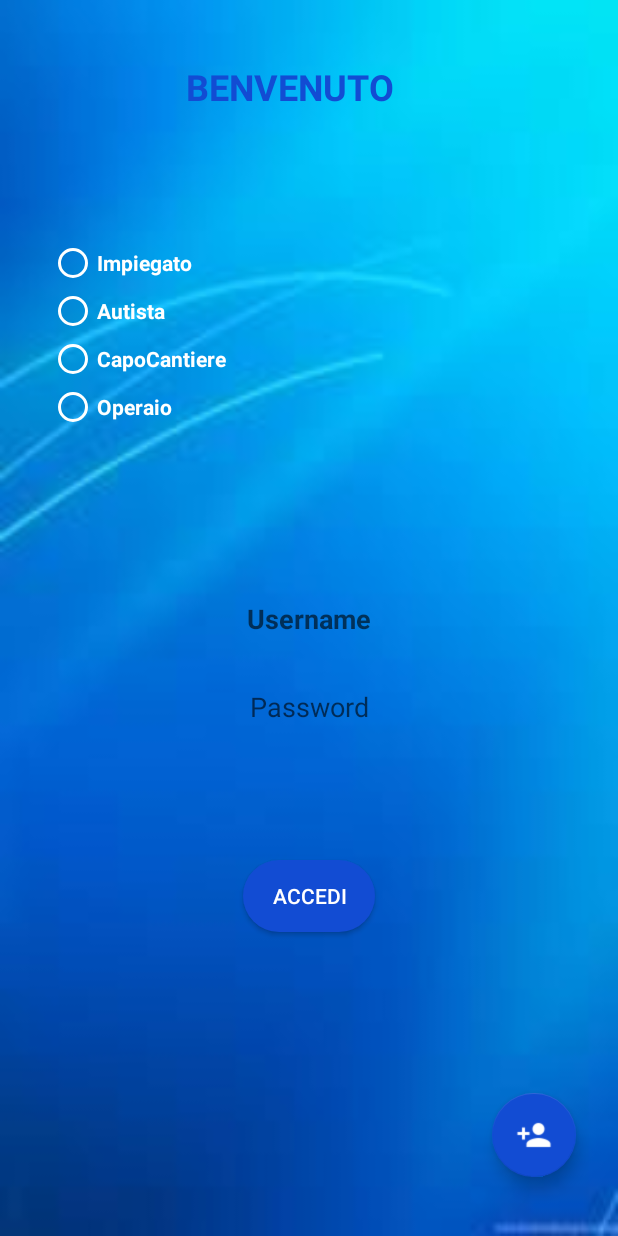
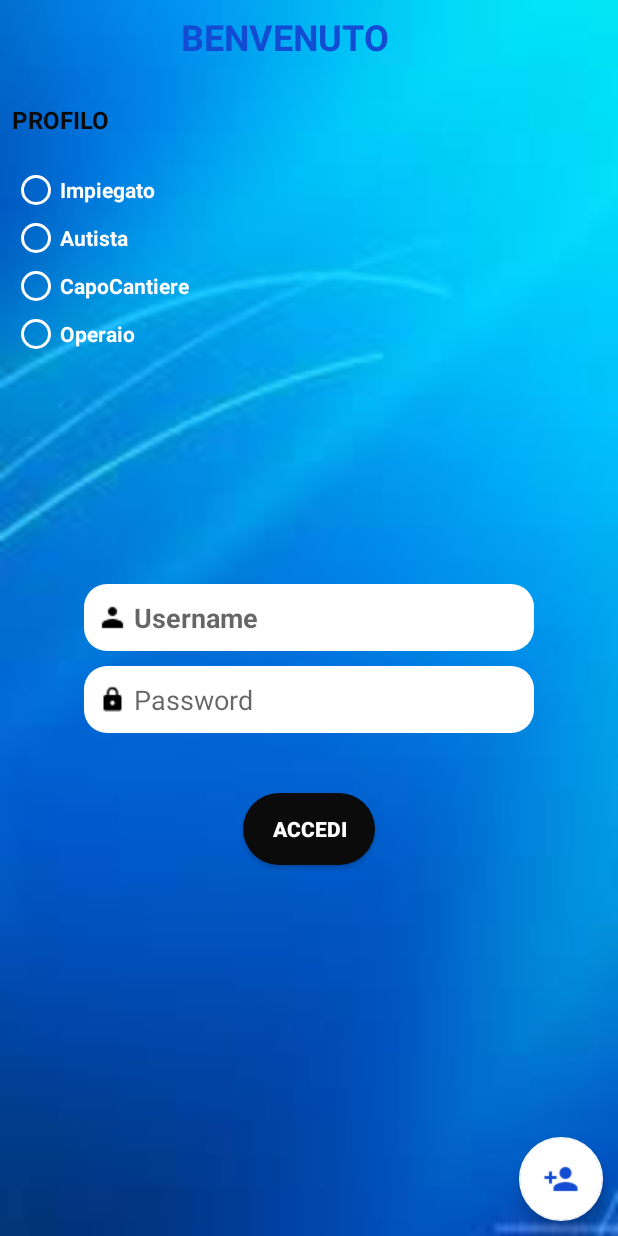
Before and after one commit to albertomaaref/BCM, an Android app: the screen it shows after launch (LoginActivity), on a phone screen of 412 x 824 dp. Run offline under Robolectric (Android 15) with nearby library versions, the phone set to English and light mode, and no system bars; our stand-ins replace ButterKnife; libraries missing offline, so code that uses them is left out: com.loopj.android, cz.msebera.android; 1 statement that could not run was skipped.

Commit message:
pagina login modificata

```diff
--- a/app/src/main/java/com/example/alim/bcm/LoginActivity.java
+++ b/app/src/main/java/com/example/alim/bcm/LoginActivity.java
@@ -1,12 +1,21 @@
 package com.example.alim.bcm;
 
+import android.annotation.SuppressLint;
 import android.app.ProgressDialog;
 import android.content.Intent;
 import android.content.SharedPreferences;
+import android.content.res.ColorStateList;
+import android.graphics.Color;
+import android.graphics.drawable.Drawable;
+import android.os.Build;
 import android.os.Bundle;
 import android.preference.PreferenceManager;
+import android.support.annotation.ColorInt;
+import android.support.annotation.NonNull;
 import android.support.design.widget.FloatingActionButton;
+import android.support.v4.content.ContextCompat;
 import android.support.v7.app.AppCompatActivity;
+import android.support.v7.widget.AppCompatRadioButton;
 import android.util.Log;
 import android.view.View;
 import android.widget.Button;
@@ -97,7 +106,7 @@ public class LoginActivity extends AppCompatActivity implements TaskCompletion {
             }
         });
 
-
+        setRadioButtonColor();
     }
 
     private void tryLogin(EditText username, EditText password) {
@@ -119,8 +128,6 @@ public class LoginActivity extends AppCompatActivity implements TaskCompletion {
 
             restCallForLogin(delegation, username.getText().toString(), type);
         }
-
-
     }
 
     private void restCallForLogin(final TaskCompletion delegation, String username, final String qualifica) {
@@ -236,5 +243,29 @@ public class LoginActivity extends AppCompatActivity implements TaskCompletion {
         return false;
     }
 
+    @SuppressLint("RestrictedApi")
+    private void setRadioButtonColor(){
+        if(Build.VERSION.SDK_INT<21){
+            ColorStateList colorStateList = new ColorStateList(
+                    new int[][]{
+                            new int[]{-android.R.attr.state_checked},
+                            new int[]{android.R.attr.state_checked}
+                    },
+                    new int[]{
 
+                            Color.rgb(255,255,255)
+                            , Color.rgb (255,255,255),
+                    }
+            );
+
+            AppCompatRadioButton rb = (AppCompatRadioButton) rAutista;
+            rb.setSupportButtonTintList(colorStateList);
+            rb = (AppCompatRadioButton) rImpiegato;
+            rb.setSupportButtonTintList(colorStateList);
+            rb = (AppCompatRadioButton) rCapocantiere;
+            rb.setSupportButtonTintList(colorStateList);
+            rb = (AppCompatRadioButton) rOperaio;
+            rb.setSupportButtonTintList(colorStateList);
+        }
+    }
 }
--- a/app/src/main/res/drawable/bg_button.xml
+++ b/app/src/main/res/drawable/bg_button.xml
@@ -9,7 +9,7 @@
         android:topLeftRadius="30dp"
         android:topRightRadius="30dp" />
 
-    <solid android:color="@color/blu" />
+    <solid android:color="@color/button_black" />
 
     <padding
         android:bottom="0dp"
--- /dev/null
+++ b/app/src/main/res/drawable/edit_text_bcm.xml
@@ -0,0 +1,11 @@
+<?xml version="1.0" encoding="utf-8"?>
+<!--  res/drawable/rounded_edittext.xml -->
+<shape xmlns:android="http://schemas.android.com/apk/res/android"
+    android:shape="rectangle" android:padding="10dp">
+    <solid android:color="#FFFFFF"/>
+    <corners
+        android:bottomRightRadius="15dp"
+        android:bottomLeftRadius="15dp"
+        android:topLeftRadius="15dp"
+        android:topRightRadius="15dp"/>
+</shape>
--- a/app/src/main/res/layout/login.xml
+++ b/app/src/main/res/layout/login.xml
@@ -1,15 +1,14 @@
 <?xml version="1.0" encoding="utf-8"?>
-<android.support.constraint.ConstraintLayout
-    xmlns:android="http://schemas.android.com/apk/res/android"
+<RelativeLayout xmlns:android="http://schemas.android.com/apk/res/android"
     xmlns:app="http://schemas.android.com/apk/res-auto"
     xmlns:tools="http://schemas.android.com/tools"
-    android:background="@drawable/bg_activity"
     android:layout_width="match_parent"
     android:layout_height="match_parent"
+    android:background="@drawable/bg_activity"
     tools:context=".LoginActivity">
 
     <TextView
-        android:id="@+id/textView20"
+        android:id="@+id/BENVENUTO"
         android:layout_width="wrap_content"
         android:layout_height="wrap_content"
         android:layout_marginBottom="8dp"
@@ -31,21 +30,22 @@
 
     <RadioGroup
         android:id="@+id/qualifica"
-        android:layout_width="wrap_content"
-
+        android:layout_width="match_parent"
         android:layout_height="wrap_content"
-        android:layout_alignParentStart="true"
-        android:layout_alignParentTop="true"
-        android:layout_marginBottom="8dp"
+        android:layout_below="@+id/BENVENUTO"
+        android:layout_marginBottom="20dp"
         android:layout_marginEnd="8dp"
         android:layout_marginStart="8dp"
-        android:layout_marginTop="8dp"
-        app:layout_constraintBottom_toBottomOf="parent"
-        app:layout_constraintEnd_toEndOf="parent"
-        app:layout_constraintHorizontal_bias="0.088"
-        app:layout_constraintStart_toStartOf="parent"
-        app:layout_constraintTop_toTopOf="parent"
-        app:layout_constraintVertical_bias="0.223">
+        android:layout_marginTop="20dp">
+
+        <TextView
+            android:layout_width="match_parent"
+            android:layout_height="match_parent"
+            android:layout_marginBottom="20dp"
+            android:text="@string/scelta_profilo"
+            android:textColor="@color/black"
+            android:textSize="16dp"
+            android:textStyle="bold" />
 
         <RadioButton
             android:id="@+id/rImpiegato"
@@ -62,9 +62,8 @@
             android:id="@+id/rAutista"
             android:layout_width="wrap_content"
             android:layout_height="wrap_content"
-
+            android:buttonTint="@color/white"
             android:layout_weight="1"
-            android:buttonTint="@color/white"
             android:text="Autista"
             android:textColor="@color/white"
             android:textStyle="bold" />
@@ -73,7 +72,6 @@
             android:id="@+id/rCapoCantiere"
             android:layout_width="wrap_content"
             android:layout_height="wrap_content"
-
             android:layout_weight="1"
             android:buttonTint="@color/white"
             android:text="CapoCantiere"
@@ -84,7 +82,6 @@
             android:id="@+id/rOperaio"
             android:layout_width="wrap_content"
             android:layout_height="wrap_content"
-
             android:layout_weight="1"
             android:buttonTint="@color/white"
             android:text="Operaio"
@@ -94,80 +91,59 @@
 
     <EditText
         android:id="@+id/eUsername"
-
-        android:layout_width="wrap_content"
+        android:layout_width="300dp"
         android:layout_height="wrap_content"
-        android:layout_marginBottom="8dp"
-
-        android:layout_marginEnd="8dp"
-        android:layout_marginStart="8dp"
-        android:layout_marginTop="8dp"
-        android:background="@android:color/transparent"
-        android:gravity="center"
+        android:layout_centerHorizontal="true"
+        android:layout_centerVertical="true"
+        android:background="@drawable/edit_text_bcm"
+        android:drawableLeft="@drawable/ic_person_black_18dp"
+        android:drawablePadding="5dp"
         android:hint="Username"
         android:inputType="textPersonName"
-        android:padding="5dp"
-        android:textColor="@color/white"
-        android:textStyle="bold"
-        app:layout_constraintBottom_toBottomOf="parent"
-        app:layout_constraintEnd_toEndOf="parent"
-        app:layout_constraintStart_toStartOf="parent"
-        app:layout_constraintTop_toTopOf="parent" />
+        android:padding="10dp"
+        android:textColor="@color/black"
+        android:textSize="18dp"
+        android:textStyle="bold" />
 
 
     <EditText
         android:id="@+id/ePassword"
-        android:layout_width="match_parent"
+        android:layout_width="300dp"
         android:layout_height="wrap_content"
-        android:background="@android:color/transparent"
-        android:ems="10"
-        android:gravity="center"
+        android:layout_below="@id/eUsername"
+        android:layout_centerHorizontal="true"
+        android:layout_centerVertical="true"
+        android:layout_margin="10dp"
+        android:background="@drawable/edit_text_bcm"
+        android:drawableLeft="@drawable/ic_lock_black_18dp"
+        android:drawablePadding="5dp"
         android:hint="Password"
         android:inputType="textPassword"
-        android:padding="5dp"
-        android:textColor="@color/white"
-        app:layout_constraintBottom_toBottomOf="parent"
-        app:layout_constraintEnd_toEndOf="parent"
-        app:layout_constraintHorizontal_bias="0.0"
-        app:layout_constraintStart_toStartOf="parent"
-        app:layout_constraintTop_toTopOf="parent"
-        app:layout_constraintVertical_bias="0.575" />
+        android:padding="10dp"
+        android:textColor="@color/black"
+        android:textSize="18dp" />
 
     <Button
         android:id="@+id/bLogin"
         android:layout_width="wrap_content"
         android:layout_height="wrap_content"
-        android:layout_alignParentTop="true"
-        android:layout_marginBottom="8dp"
-        android:layout_marginEnd="8dp"
-        android:layout_marginStart="8dp"
-        android:layout_marginTop="8dp"
+        android:layout_below="@+id/ePassword"
+        android:layout_centerHorizontal="true"
+        android:layout_marginTop="30dp"
         android:background="@drawable/bg_button"
         android:text="accedi"
         android:textColor="@color/white"
-        app:layout_constraintBottom_toBottomOf="parent"
-        app:layout_constraintEnd_toEndOf="parent"
-        app:layout_constraintStart_toStartOf="parent"
-        app:layout_constraintTop_toTopOf="parent"
-        app:layout_constraintVertical_bias="0.744" />
+        android:textStyle="bold" />
 
     <android.support.design.widget.FloatingActionButton
         android:id="@+id/bRegistrati"
         android:layout_width="wrap_content"
         android:layout_height="wrap_content"
+        android:layout_alignParentBottom="true"
+        android:layout_alignParentRight="true"
+        android:layout_margin="10dp"
+        android:src="@drawable/ic_account_plus_white_24dp"
+        android:tint="@color/blu"
+        app:backgroundTint="@color/white" />
 
-        android:layout_marginBottom="8dp"
-        android:layout_marginEnd="8dp"
-        android:layout_marginStart="8dp"
-        android:layout_marginTop="8dp"
-        android:clickable="true"
-        android:src="@drawable/ic_account_plus_white_24dp"
-        app:layout_constraintBottom_toBottomOf="parent"
-        app:layout_constraintEnd_toEndOf="parent"
-        app:layout_constraintHorizontal_bias="0.942"
-        app:layout_constraintStart_toStartOf="parent"
-        app:layout_constraintTop_toTopOf="parent"
-        app:layout_constraintVertical_bias="0.958" />
-
-
-</android.support.constraint.ConstraintLayout>
+</RelativeLayout>
--- a/app/src/main/res/values/colors.xml
+++ b/app/src/main/res/values/colors.xml
@@ -12,6 +12,9 @@
     <color name="whiteLight">#c9e0f9</color>
     <color name="black">#0b0b0c</color>
     <color name="white">#ffffff</color>
+    <color name="title">#386b53</color>
+    <color name="button_black">#0b0b0c</color>
+    <color name="button_green">#137762</color>
 
 
 
--- a/app/src/main/res/values/strings.xml
+++ b/app/src/main/res/values/strings.xml
@@ -16,4 +16,6 @@
     <string name="title_dashboard">Dashboard</string>
     <string name="title_notifications">Notifications</string>
     <string name="title_activity_maps">Map</string>
+
+    <string name="scelta_profilo">PROFILO</string>
 </resources>
```
Also changed, not shown: app/src/main/res/drawable/ic_lock_black_18dp.png (added), app/src/main/res/drawable/ic_person_black_18dp.png (added).
